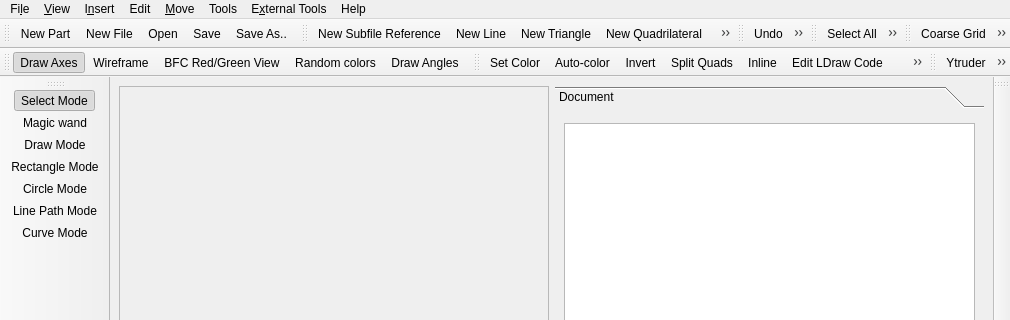
The window that src/mainwindow.ui (Symbian9/ldforge) describes before a commit, drawn with Qt 5; both pictures show x 0 to 1010 and y 0 to 320 of the 1010 by 641 pixel window.
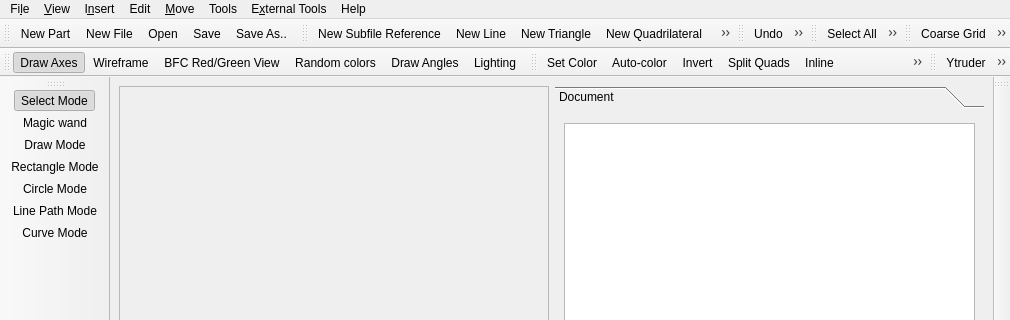
The same window after the commit. Icons and pictures are not drawn.

Commit message: Implemented lighting. Yay! Unfortunately, faces that show up the wrong way around in BFC red/green mode also show up with inverted lighting here.

The edit to the form file:
```diff
--- a/src/mainwindow.ui
+++ b/src/mainwindow.ui
@@ -492,6 +492,7 @@
    <addaction name="actionBfcView"/>
    <addaction name="actionRandomColors"/>
    <addaction name="actionDrawAngles"/>
+   <addaction name="actionLighting"/>
   </widget>
   <widget class="QToolBar" name="toolBarEditTools">
    <property name="windowTitle">
@@ -1706,6 +1707,14 @@
     <string>C</string>
    </property>
   </action>
+  <action name="actionLighting">
+   <property name="checkable">
+    <bool>true</bool>
+   </property>
+   <property name="text">
+    <string>Lighting</string>
+   </property>
+  </action>
  </widget>
  <resources>
   <include location="../ldforge.qrc"/>
```
The commit also changes 7 other files.
